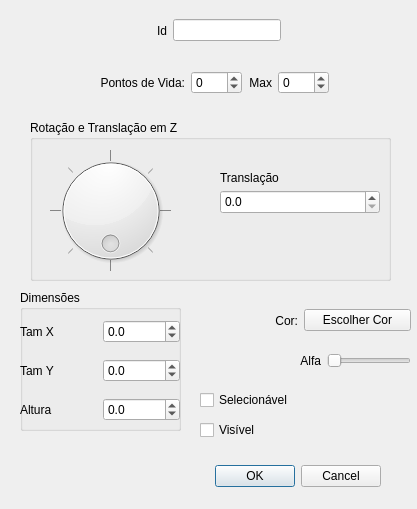
Qt form ifg/qt/ui/forma.ui (matferib/tabuleiro-virtual) before a commit.
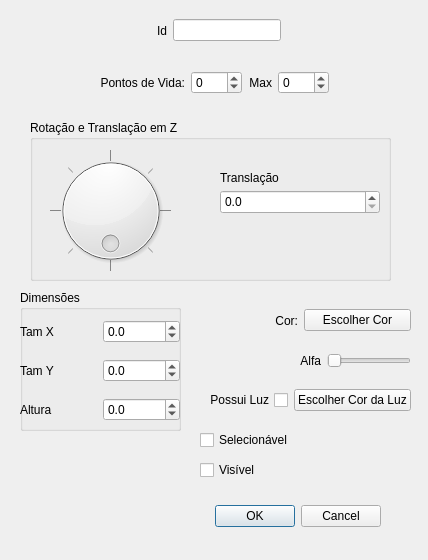
The same form after that commit.

Patch:
```diff
--- a/ifg/qt/ui/forma.ui
+++ b/ifg/qt/ui/forma.ui
@@ -6,8 +6,8 @@
    <rect>
     <x>0</x>
     <y>0</y>
-    <width>417</width>
-    <height>509</height>
+    <width>428</width>
+    <height>560</height>
    </rect>
   </property>
   <property name="windowTitle">
@@ -43,7 +43,7 @@
    <property name="geometry">
     <rect>
      <x>40</x>
-     <y>460</y>
+     <y>500</y>
      <width>341</width>
      <height>32</height>
     </rect>
@@ -292,7 +292,7 @@
    <property name="geometry">
     <rect>
      <x>200</x>
-     <y>390</y>
+     <y>430</y>
      <width>177</width>
      <height>20</height>
     </rect>
@@ -308,7 +308,7 @@
    <property name="geometry">
     <rect>
      <x>200</x>
-     <y>420</y>
+     <y>460</y>
      <width>201</width>
      <height>20</height>
     </rect>
@@ -433,6 +433,38 @@
     </item>
    </layout>
   </widget>
+  <widget class="QWidget" name="horizontalLayoutWidget_4">
+   <property name="geometry">
+    <rect>
+     <x>190</x>
+     <y>380</y>
+     <width>221</width>
+     <height>41</height>
+    </rect>
+   </property>
+   <layout class="QHBoxLayout" name="horizontalLayout_3">
+    <item>
+     <widget class="QCheckBox" name="checkbox_luz">
+      <property name="layoutDirection">
+       <enum>Qt::RightToLeft</enum>
+      </property>
+      <property name="text">
+       <string>Possui Luz</string>
+      </property>
+     </widget>
+    </item>
+    <item>
+     <widget class="QPushButton" name="botao_luz">
+      <property name="styleSheet">
+       <string notr="true"/>
+      </property>
+      <property name="text">
+       <string>Escolher Cor da Luz</string>
+      </property>
+     </widget>
+    </item>
+   </layout>
+  </widget>
  </widget>
  <resources/>
  <connections>
```
